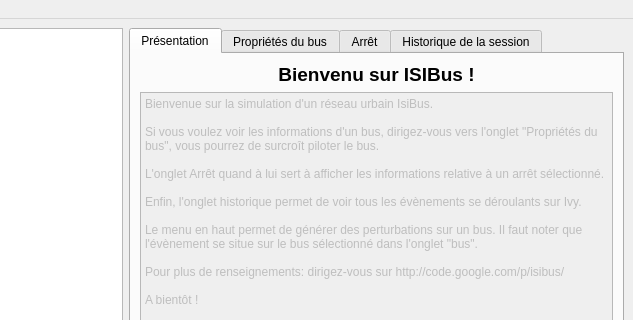
First picture: the form in src/ui/Isibus.ui, repository Zenithar/isibus, before the edit; both pictures show x 382 to 1015 and y 0 to 320 of the 1015 by 578 pixel window.
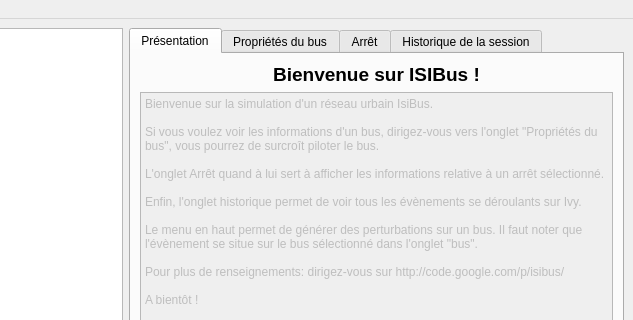
Second picture: the form after the edit. Icons and pictures are not drawn.

Diff of the .ui file:
```diff
--- a/src/ui/Isibus.ui
+++ b/src/ui/Isibus.ui
@@ -67,7 +67,7 @@
            <string>&lt;html>&lt;head>&lt;meta name="qrichtext" content="1" />&lt;style type="text/css">
 p, li { white-space: pre-wrap; }
 &lt;/style>&lt;/head>&lt;body style=" font-family:'Sans Serif'; font-size:9pt; font-weight:400; font-style:normal; text-decoration:none;">
-&lt;p style=" margin-top:0px; margin-bottom:0px; margin-left:0px; margin-right:0px; -qt-block-indent:0; text-indent:0px;">&lt;span style=" font-size:14pt; font-weight:600;">Bienvenu sur ISIBus !&lt;/span>&lt;/p>&lt;/body>&lt;/html></string>
+&lt;p style=" margin-top:0px; margin-bottom:0px; margin-left:0px; margin-right:0px; -qt-block-indent:0; text-indent:0px;">&lt;span style=" font-size:14pt; font-weight:600;">Bienvenue sur ISIBus !&lt;/span>&lt;/p>&lt;/body>&lt;/html></string>
           </property>
           <property name="alignment" >
            <set>Qt::AlignCenter</set>
```
